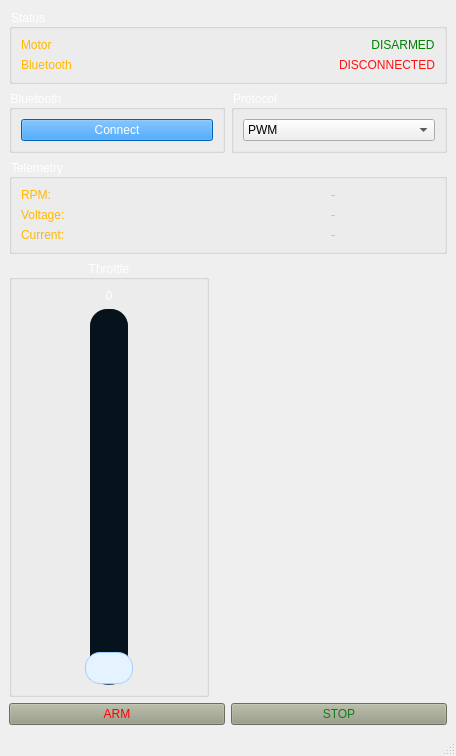
Old version of the form mainwindow.ui in the repository Djoonk/MotorController.
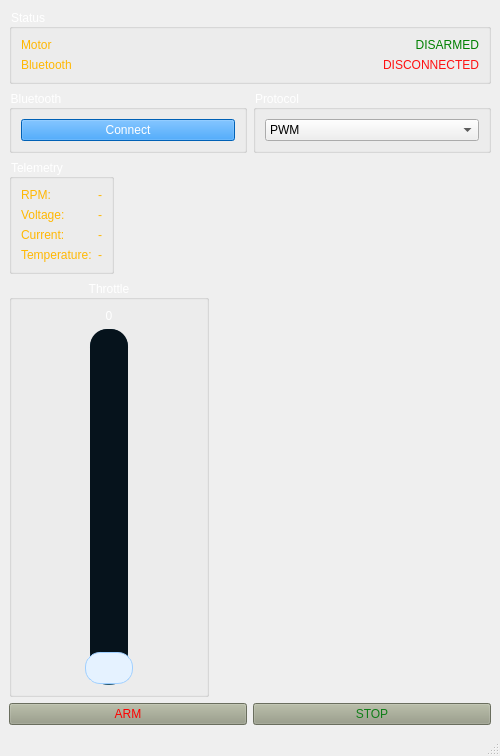
New version of the form. Icons and pictures are not drawn.

Commit message: Додано відображення телеметрії

Patch:
```diff
--- a/mainwindow.ui
+++ b/mainwindow.ui
@@ -6,7 +6,7 @@
    <rect>
     <x>0</x>
     <y>0</y>
-    <width>456</width>
+    <width>500</width>
     <height>756</height>
    </rect>
   </property>
@@ -25,252 +25,8 @@
      <verstretch>0</verstretch>
     </sizepolicy>
    </property>
-   <layout class="QVBoxLayout" name="verticalLayout_5">
-    <item>
-     <widget class="QGroupBox" name="groupBox_4">
-      <property name="styleSheet">
-       <string notr="true">color: rgb(255, 255, 255);
-font: 700 14pt &quot;Arial&quot;;</string>
-      </property>
-      <property name="title">
-       <string>Status</string>
-      </property>
-      <layout class="QVBoxLayout" name="verticalLayout_4">
-       <item>
-        <layout class="QHBoxLayout" name="horizontalLayout_3">
-         <item>
-          <widget class="QLabel" name="label">
-           <property name="styleSheet">
-            <string notr="true">font: 700 16pt &quot;Arial&quot;;
-color: rgb(255, 184, 3);</string>
-           </property>
-           <property name="text">
-            <string>Motor</string>
-           </property>
-          </widget>
-         </item>
-         <item alignment="Qt::AlignmentFlag::AlignRight">
-          <widget class="QLabel" name="motorStatus">
-           <property name="styleSheet">
-            <string notr="true">color:green;
-font: 700 16pt &quot;Arial&quot;
-</string>
-           </property>
-           <property name="text">
-            <string>DISARMED</string>
-           </property>
-           <property name="alignment">
-            <set>Qt::AlignmentFlag::AlignCenter</set>
-           </property>
-          </widget>
-         </item>
-        </layout>
-       </item>
-       <item>
-        <layout class="QHBoxLayout" name="horizontalLayout_7">
-         <item>
-          <widget class="QLabel" name="label_2">
-           <property name="styleSheet">
-            <string notr="true">font: 700 16pt &quot;Arial&quot;;
-color: rgb(255, 184, 3);</string>
-           </property>
-           <property name="text">
-            <string>Bluetooth</string>
-           </property>
-          </widget>
-         </item>
-         <item alignment="Qt::AlignmentFlag::AlignRight">
-          <widget class="QLabel" name="connectStatus">
-           <property name="styleSheet">
-            <string notr="true">font: 700 16pt &quot;Arial&quot;;
-color: rgb(255, 17, 17);</string>
-           </property>
-           <property name="text">
-            <string>DISCONNECTED</string>
-           </property>
-          </widget>
-         </item>
-        </layout>
-       </item>
-      </layout>
-     </widget>
-    </item>
-    <item>
-     <layout class="QHBoxLayout" name="horizontalLayout">
-      <item>
-       <widget class="QGroupBox" name="groupBox_2">
-        <property name="styleSheet">
-         <string notr="true">color: rgb(255, 255, 255);
-font: 700 14pt &quot;Arial&quot;;</string>
-        </property>
-        <property name="title">
-         <string>Bluetooth</string>
-        </property>
-        <layout class="QVBoxLayout" name="verticalLayout_6">
-         <item>
-          <widget class="QPushButton" name="connectButton">
-           <property name="styleSheet">
-            <string notr="true">QPushButton {
-    qproperty-icon: url(:/bluetooth.png);  /* Встановлюємо іконку */
-    qproperty-iconSize: 30px 30px;         /* Зверніть увагу на &quot;qproperty-&quot; та літеру &quot;r&quot; */
-    text-align: center;                    /* Виправлено одруки */
-	
-	background-color: rgb(0, 136, 255);
-}
-
-</string>
-           </property>
-           <property name="text">
-            <string>Connect</string>
-           </property>
-          </widget>
-         </item>
-        </layout>
-       </widget>
-      </item>
-      <item>
-       <widget class="QGroupBox" name="groupBox">
-        <property name="styleSheet">
-         <string notr="true">color: rgb(255, 255, 255);
-font: 700 14pt &quot;Arial&quot;;</string>
-        </property>
-        <property name="title">
-         <string>Protocol</string>
-        </property>
-        <layout class="QVBoxLayout" name="verticalLayout">
-         <item>
-          <widget class="QComboBox" name="comboBox">
-           <property name="styleSheet">
-            <string notr="true">color:rgb(0, 0, 0)</string>
-           </property>
-           <item>
-            <property name="text">
-             <string>PWM</string>
-            </property>
-           </item>
-           <item>
-            <property name="text">
-             <string>DShot300</string>
-            </property>
-           </item>
-           <item>
-            <property name="text">
-             <string>DShot600</string>
-            </property>
-           </item>
-           <item>
-            <property name="text">
-             <string>Bidirectional DShot</string>
-            </property>
-           </item>
-          </widget>
-         </item>
-        </layout>
-       </widget>
-      </item>
-     </layout>
-    </item>
-    <item>
-     <widget class="QGroupBox" name="groupBox_5">
-      <property name="styleSheet">
-       <string notr="true">color: rgb(255, 255, 255);
-font: 700 14pt &quot;Arial&quot;;</string>
-      </property>
-      <property name="title">
-       <string>Telemetry</string>
-      </property>
-      <layout class="QVBoxLayout" name="verticalLayout_2">
-       <item>
-        <layout class="QHBoxLayout" name="horizontalLayout_4">
-         <item>
-          <widget class="QLabel" name="label_4">
-           <property name="styleSheet">
-            <string notr="true">font: 700 14pt &quot;Arial&quot;;
-color: rgb(255, 184, 3);</string>
-           </property>
-           <property name="text">
-            <string>RPM:</string>
-           </property>
-          </widget>
-         </item>
-         <item>
-          <widget class="QLabel" name="l_rpm">
-           <property name="styleSheet">
-            <string notr="true">font: 700 14pt &quot;Arial&quot;;
-color: rgb(255, 184, 3);</string>
-           </property>
-           <property name="text">
-            <string>-</string>
-           </property>
-           <property name="alignment">
-            <set>Qt::AlignmentFlag::AlignCenter</set>
-           </property>
-          </widget>
-         </item>
-        </layout>
-       </item>
-       <item>
-        <layout class="QHBoxLayout" name="horizontalLayout_5">
-         <item>
-          <widget class="QLabel" name="label_5">
-           <property name="styleSheet">
-            <string notr="true">font: 700 14pt &quot;Arial&quot;;
-color: rgb(255, 184, 3);</string>
-           </property>
-           <property name="text">
-            <string>Voltage:</string>
-           </property>
-          </widget>
-         </item>
-         <item>
-          <widget class="QLabel" name="l_voltage">
-           <property name="styleSheet">
-            <string notr="true">font: 700 14pt &quot;Arial&quot;;
-color: rgb(255, 184, 3);</string>
-           </property>
-           <property name="text">
-            <string>-</string>
-           </property>
-           <property name="alignment">
-            <set>Qt::AlignmentFlag::AlignCenter</set>
-           </property>
-          </widget>
-         </item>
-        </layout>
-       </item>
-       <item>
-        <layout class="QHBoxLayout" name="horizontalLayout_6">
-         <item>
-          <widget class="QLabel" name="label_6">
-           <property name="styleSheet">
-            <string notr="true">font: 700 14pt &quot;Arial&quot;;
-color: rgb(255, 184, 3);</string>
-           </property>
-           <property name="text">
-            <string>Current:</string>
-           </property>
-          </widget>
-         </item>
-         <item>
-          <widget class="QLabel" name="l_current">
-           <property name="styleSheet">
-            <string notr="true">font: 700 14pt &quot;Arial&quot;;
-color: rgb(255, 184, 3);</string>
-           </property>
-           <property name="text">
-            <string>-</string>
-           </property>
-           <property name="alignment">
-            <set>Qt::AlignmentFlag::AlignCenter</set>
-           </property>
-          </widget>
-         </item>
-        </layout>
-       </item>
-      </layout>
-     </widget>
-    </item>
-    <item>
+   <layout class="QFormLayout" name="formLayout">
+    <item row="3" column="0">
      <widget class="QGroupBox" name="groupBox_3">
       <property name="minimumSize">
        <size>
@@ -384,7 +140,166 @@
       </layout>
      </widget>
     </item>
-    <item>
+    <item row="0" column="0" colspan="2">
+     <widget class="QGroupBox" name="groupBox_4">
+      <property name="styleSheet">
+       <string notr="true">color: rgb(255, 255, 255);
+font: 700 14pt &quot;Arial&quot;;</string>
+      </property>
+      <property name="title">
+       <string>Status</string>
+      </property>
+      <property name="flat">
+       <bool>false</bool>
+      </property>
+      <layout class="QVBoxLayout" name="verticalLayout_4">
+       <item>
+        <layout class="QHBoxLayout" name="horizontalLayout_3">
+         <item>
+          <widget class="QLabel" name="label">
+           <property name="styleSheet">
+            <string notr="true">font: 700 16pt &quot;Arial&quot;;
+color: rgb(255, 184, 3);</string>
+           </property>
+           <property name="text">
+            <string>Motor</string>
+           </property>
+          </widget>
+         </item>
+         <item>
+          <widget class="QLabel" name="motorStatus">
+           <property name="sizePolicy">
+            <sizepolicy hsizetype="Preferred" vsizetype="Minimum">
+             <horstretch>0</horstretch>
+             <verstretch>0</verstretch>
+            </sizepolicy>
+           </property>
+           <property name="styleSheet">
+            <string notr="true">color:green;
+font: 700 16pt &quot;Arial&quot;
+</string>
+           </property>
+           <property name="lineWidth">
+            <number>-1</number>
+           </property>
+           <property name="text">
+            <string>DISARMED</string>
+           </property>
+           <property name="alignment">
+            <set>Qt::AlignmentFlag::AlignRight|Qt::AlignmentFlag::AlignTrailing|Qt::AlignmentFlag::AlignVCenter</set>
+           </property>
+          </widget>
+         </item>
+        </layout>
+       </item>
+       <item>
+        <layout class="QHBoxLayout" name="horizontalLayout_7">
+         <item>
+          <widget class="QLabel" name="label_2">
+           <property name="styleSheet">
+            <string notr="true">font: 700 16pt &quot;Arial&quot;;
+color: rgb(255, 184, 3);</string>
+           </property>
+           <property name="text">
+            <string>Bluetooth</string>
+           </property>
+          </widget>
+         </item>
+         <item>
+          <widget class="QLabel" name="connectStatus">
+           <property name="styleSheet">
+            <string notr="true">font: 700 16pt &quot;Arial&quot;;
+color: rgb(255, 17, 17);</string>
+           </property>
+           <property name="text">
+            <string>DISCONNECTED</string>
+           </property>
+           <property name="alignment">
+            <set>Qt::AlignmentFlag::AlignRight|Qt::AlignmentFlag::AlignTrailing|Qt::AlignmentFlag::AlignVCenter</set>
+           </property>
+          </widget>
+         </item>
+        </layout>
+       </item>
+      </layout>
+     </widget>
+    </item>
+    <item row="1" column="0" colspan="2">
+     <layout class="QHBoxLayout" name="horizontalLayout">
+      <item>
+       <widget class="QGroupBox" name="groupBox_2">
+        <property name="styleSheet">
+         <string notr="true">color: rgb(255, 255, 255);
+font: 700 14pt &quot;Arial&quot;;</string>
+        </property>
+        <property name="title">
+         <string>Bluetooth</string>
+        </property>
+        <layout class="QVBoxLayout" name="verticalLayout_6">
+         <item>
+          <widget class="QPushButton" name="connectButton">
+           <property name="styleSheet">
+            <string notr="true">QPushButton {
+    qproperty-icon: url(:/bluetooth.png);  /* Встановлюємо іконку */
+    qproperty-iconSize: 30px 30px;         /* Зверніть увагу на &quot;qproperty-&quot; та літеру &quot;r&quot; */
+    text-align: center;                    /* Виправлено одруки */
+	
+	background-color: rgb(0, 136, 255);
+}
+
+</string>
+           </property>
+           <property name="text">
+            <string>Connect</string>
+           </property>
+          </widget>
+         </item>
+        </layout>
+       </widget>
+      </item>
+      <item>
+       <widget class="QGroupBox" name="groupBox">
+        <property name="styleSheet">
+         <string notr="true">color: rgb(255, 255, 255);
+font: 700 14pt &quot;Arial&quot;;</string>
+        </property>
+        <property name="title">
+         <string>Protocol</string>
+        </property>
+        <layout class="QVBoxLayout" name="verticalLayout">
+         <item>
+          <widget class="QComboBox" name="comboBox">
+           <property name="styleSheet">
+            <string notr="true">color:rgb(0, 0, 0)</string>
+           </property>
+           <item>
+            <property name="text">
+             <string>PWM</string>
+            </property>
+           </item>
+           <item>
+            <property name="text">
+             <string>DShot300</string>
+            </property>
+           </item>
+           <item>
+            <property name="text">
+             <string>DShot600</string>
+            </property>
+           </item>
+           <item>
+            <property name="text">
+             <string>Bidirectional DShot</string>
+            </property>
+           </item>
+          </widget>
+         </item>
+        </layout>
+       </widget>
+      </item>
+     </layout>
+    </item>
+    <item row="4" column="0" colspan="2">
      <layout class="QHBoxLayout" name="horizontalLayout_2">
       <item>
        <widget class="QPushButton" name="armButton">
@@ -413,6 +328,147 @@
       </item>
      </layout>
     </item>
+    <item row="2" column="0">
+     <widget class="QGroupBox" name="groupBox_5">
+      <property name="sizePolicy">
+       <sizepolicy hsizetype="Preferred" vsizetype="Minimum">
+        <horstretch>0</horstretch>
+        <verstretch>0</verstretch>
+       </sizepolicy>
+      </property>
+      <property name="maximumSize">
+       <size>
+        <width>1000</width>
+        <height>16777215</height>
+       </size>
+      </property>
+      <property name="styleSheet">
+       <string notr="true">color: rgb(255, 255, 255);
+font: 700 14pt &quot;Arial&quot;;</string>
+      </property>
+      <property name="title">
+       <string>Telemetry</string>
+      </property>
+      <layout class="QVBoxLayout" name="verticalLayout_2">
+       <item>
+        <layout class="QHBoxLayout" name="horizontalLayout_4">
+         <item>
+          <widget class="QLabel" name="label_4">
+           <property name="styleSheet">
+            <string notr="true">font: 700 14pt &quot;Arial&quot;;
+color: rgb(255, 184, 3);</string>
+           </property>
+           <property name="text">
+            <string>RPM:</string>
+           </property>
+          </widget>
+         </item>
+         <item>
+          <widget class="QLabel" name="l_rpm">
+           <property name="styleSheet">
+            <string notr="true">font: 700 14pt &quot;Arial&quot;;
+color: rgb(255, 184, 3);</string>
+           </property>
+           <property name="text">
+            <string>-</string>
+           </property>
+           <property name="alignment">
+            <set>Qt::AlignmentFlag::AlignRight|Qt::AlignmentFlag::AlignTrailing|Qt::AlignmentFlag::AlignVCenter</set>
+           </property>
+          </widget>
+         </item>
+        </layout>
+       </item>
+       <item>
+        <layout class="QHBoxLayout" name="horizontalLayout_5">
+         <item>
+          <widget class="QLabel" name="label_5">
+           <property name="styleSheet">
+            <string notr="true">font: 700 14pt &quot;Arial&quot;;
+color: rgb(255, 184, 3);</string>
+           </property>
+           <property name="text">
+            <string>Voltage:</string>
+           </property>
+          </widget>
+         </item>
+         <item>
+          <widget class="QLabel" name="l_voltage">
+           <property name="styleSheet">
+            <string notr="true">font: 700 14pt &quot;Arial&quot;;
+color: rgb(255, 184, 3);</string>
+           </property>
+           <property name="text">
+            <string>-</string>
+           </property>
+           <property name="alignment">
+            <set>Qt::AlignmentFlag::AlignRight|Qt::AlignmentFlag::AlignTrailing|Qt::AlignmentFlag::AlignVCenter</set>
+           </property>
+          </widget>
+         </item>
+        </layout>
+       </item>
+       <item>
+        <layout class="QHBoxLayout" name="horizontalLayout_6">
+         <item>
+          <widget class="QLabel" name="label_6">
+           <property name="styleSheet">
+            <string notr="true">font: 700 14pt &quot;Arial&quot;;
+color: rgb(255, 184, 3);</string>
+           </property>
+           <property name="text">
+            <string>Current:</string>
+           </property>
+          </widget>
+         </item>
+         <item>
+          <widget class="QLabel" name="l_current">
+           <property name="styleSheet">
+            <string notr="true">font: 700 14pt &quot;Arial&quot;;
+color: rgb(255, 184, 3);</string>
+           </property>
+           <property name="text">
+            <string>-</string>
+           </property>
+           <property name="alignment">
+            <set>Qt::AlignmentFlag::AlignRight|Qt::AlignmentFlag::AlignTrailing|Qt::AlignmentFlag::AlignVCenter</set>
+           </property>
+          </widget>
+         </item>
+        </layout>
+       </item>
+       <item>
+        <layout class="QHBoxLayout" name="horizontalLayout_8">
+         <item>
+          <widget class="QLabel" name="label_7">
+           <property name="styleSheet">
+            <string notr="true">font: 700 14pt &quot;Arial&quot;;
+color: rgb(255, 184, 3);</string>
+           </property>
+           <property name="text">
+            <string>Temperature:</string>
+           </property>
+          </widget>
+         </item>
+         <item>
+          <widget class="QLabel" name="l_temp">
+           <property name="styleSheet">
+            <string notr="true">font: 700 14pt &quot;Arial&quot;;
+color: rgb(255, 184, 3);</string>
+           </property>
+           <property name="text">
+            <string>-</string>
+           </property>
+           <property name="alignment">
+            <set>Qt::AlignmentFlag::AlignCenter</set>
+           </property>
+          </widget>
+         </item>
+        </layout>
+       </item>
+      </layout>
+     </widget>
+    </item>
    </layout>
   </widget>
   <widget class="QMenuBar" name="menubar">
```
Left out of the diff: 2 changed lines with no effect on the pictures. The commit also changes 2 other files.
